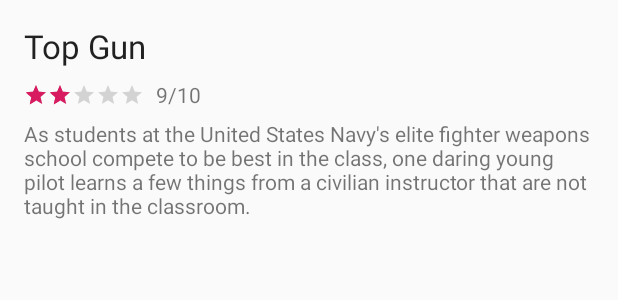
After one commit to alamkanak/Movies-JNI, an Android app: the layout item_detail_header.xml on its own in the app's theme, with its tools: preview values and no code run, on a phone screen of 412 x 824 dp. The commit adds this screen. Shown: the top 300 px of the screen. Run offline under Robolectric (Android 15) with nearby library versions, the phone set to English and light mode, and no system bars.

Commit message:
Progress towards implementing detail screen

```diff
--- /dev/null
+++ b/app/src/main/res/layout/item_detail_header.xml
@@ -0,0 +1,43 @@
+<?xml version="1.0" encoding="utf-8"?>
+<RelativeLayout xmlns:android="http://schemas.android.com/apk/res/android"
+    xmlns:tools="http://schemas.android.com/tools"
+    android:layout_width="match_parent"
+    android:layout_height="match_parent"
+    tools:context=".ui.moviedetail.DetailFragment"
+    android:padding="16dp">
+
+    <TextView
+        android:id="@+id/textViewTitle"
+        android:layout_width="match_parent"
+        android:layout_height="wrap_content"
+        android:textAppearance="@style/TextAppearance.AppCompat.Large"
+        tools:text="Top Gun"
+        android:layout_marginBottom="8dp"/>
+
+    <androidx.appcompat.widget.AppCompatRatingBar
+        android:id="@+id/ratingBar"
+        android:layout_width="wrap_content"
+        android:layout_height="wrap_content"
+        tools:rating="2"
+        android:layout_below="@id/textViewTitle"
+        style="?android:attr/ratingBarStyleSmall"
+        android:layout_marginBottom="8dp"
+        android:layout_marginTop="2dp"
+        android:layout_marginRight="8dp"/>
+
+    <TextView
+        android:id="@+id/textViewRating"
+        android:layout_width="wrap_content"
+        android:layout_height="wrap_content"
+        tools:text="9/10"
+        android:layout_toRightOf="@id/ratingBar"
+        android:layout_below="@id/textViewTitle"/>
+
+    <TextView
+        android:id="@+id/textViewDescription"
+        android:layout_width="match_parent"
+        android:layout_height="wrap_content"
+        tools:text="As students at the United States Navy's elite fighter weapons school compete to be best in the class, one daring young pilot learns a few things from a civilian instructor that are not taught in the classroom."
+        android:layout_below="@id/ratingBar"/>
+
+</RelativeLayout>
--- a/app/src/main/res/values/strings.xml
+++ b/app/src/main/res/values/strings.xml
@@ -1,4 +1,5 @@
 <resources>
     <string name="app_name">Movies</string>
     <string name="last_updated">Last updated at %d</string>
+    <string name="rating">%.01f/10</string>
 </resources>
```
Also changed, not shown: app/build.gradle (+8 -0 lines), app/src/main/java/com/raquib/movies/ui/moviedetail/DetailFragment.kt (+13 -13 lines), app/src/main/java/com/raquib/movies/ui/moviedetail/DetailViewModel.kt (+14 -1 lines), app/src/main/res/layout/detail_fragment.xml (+6 -4 lines), app/src/main/res/layout/item_actor.xml (added, +26 -0 lines), 1 other file.
